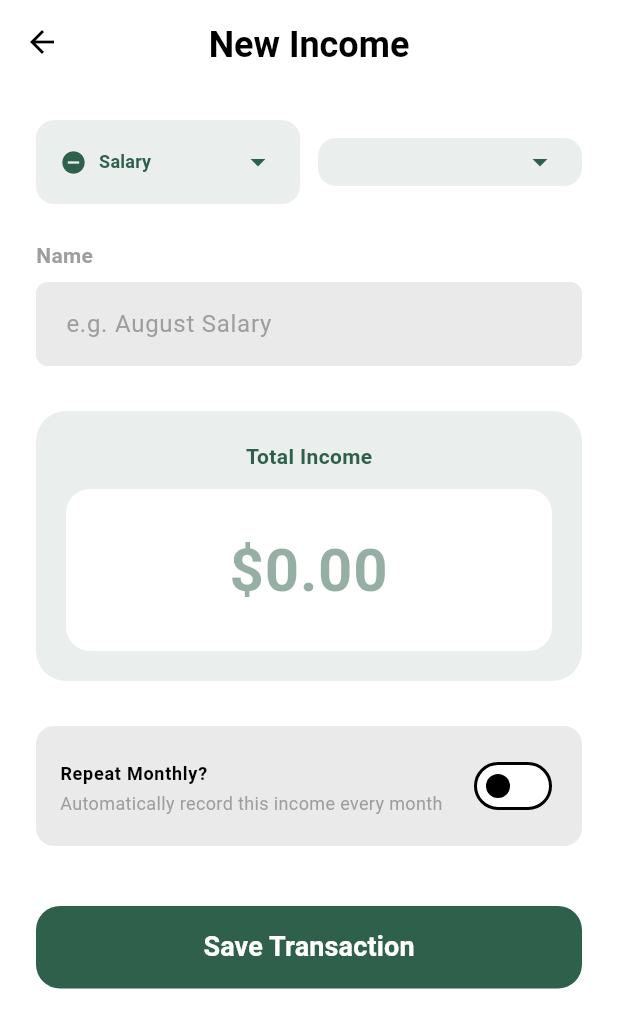
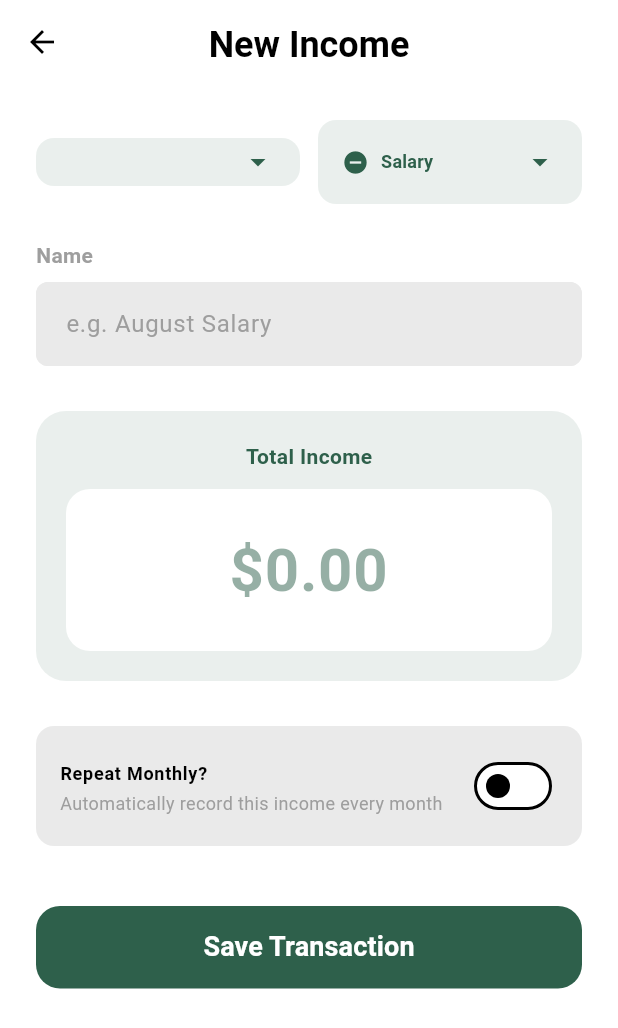
Before and after one commit to cshenglim0407/CAT-304, a Flutter app: the AddIncomePage screen opened directly with empty values, on a phone screen of 412 x 824 dp. Shown: the top 1028 px of the screen. Run offline on Flutter 3.47's test engine with Material 3 defaults, Android fonts, the phone set to English and light mode, and no system bars; our stand-ins replace file_picker, flutter_dotenv, google_sign_in, shared_preferences, supabase_flutter; accounts and stored records are empty.

Commit message:
refactor: swap order

```diff
--- a/mobile/lib/presentation/pages/expense_entry_ocr/add_income.dart
+++ b/mobile/lib/presentation/pages/expense_entry_ocr/add_income.dart
@@ -124,7 +124,61 @@ class _AddIncomePageState extends State<AddIncomePage> {
               children: [
                 Expanded(
                   child: Container(
-                    padding: const EdgeInsets.symmetric(horizontal: 16, vertical: 4),
+                    padding: const EdgeInsets.symmetric(
+                      horizontal: 16,
+                      vertical: 4,
+                    ),
+                    decoration: BoxDecoration(
+                      color: primaryColor.withValues(alpha: 0.1),
+                      borderRadius: BorderRadius.circular(12),
+                    ),
+                    child: DropdownButtonHideUnderline(
+                      child: DropdownButton<String>(
+                        value: _selectedAccount ?? widget.accountName,
+                        isExpanded: true,
+                        icon: Icon(Icons.arrow_drop_down, color: primaryColor),
+                        dropdownColor: AppColors.white,
+                        items: widget.availableAccounts
+                            .map(
+                              (acc) => DropdownMenuItem(
+                                value: acc,
+                                child: Row(
+                                  children: [
+                                    Icon(
+                                      getAccountTypeIcon(acc),
+                                      color: primaryColor,
+                                      size: 18,
+                                    ),
+                                    const SizedBox(width: 8),
+                                    Flexible(
+                                      child: Text(
+                                        acc,
+                                        style: AppTypography.bodySmall.copyWith(
+                                          color: primaryColor,
+                                          fontWeight: FontWeight.bold,
+                                          fontSize: 12,
+                                        ),
+                                        overflow: TextOverflow.ellipsis,
+                                      ),
+                                    ),
+                                  ],
+                                ),
+                              ),
+                            )
+                            .toList(),
+                        onChanged: (val) =>
+                            setState(() => _selectedAccount = val!),
+                      ),
+                    ),
+                  ),
+                ),
+                const SizedBox(width: 12),
+                Expanded(
+                  child: Container(
+                    padding: const EdgeInsets.symmetric(
+                      horizontal: 16,
+                      vertical: 4,
+                    ),
                     decoration: BoxDecoration(
                       color: primaryColor.withValues(alpha: 0.1),
                       borderRadius: BorderRadius.circular(12),
@@ -163,54 +217,8 @@ class _AddIncomePageState extends State<AddIncomePage> {
                               ),
                             )
                             .toList(),
-                        onChanged: (val) => setState(() => _selectedCategory = val!),
-                      ),
-                    ),
-                  ),
-                ),
-                const SizedBox(width: 12),
-                Expanded(
-                  child: Container(
-                    padding: const EdgeInsets.symmetric(horizontal: 16, vertical: 4),
-                    decoration: BoxDecoration(
-                      color: primaryColor.withValues(alpha: 0.1),
-                      borderRadius: BorderRadius.circular(12),
-                    ),
-                    child: DropdownButtonHideUnderline(
-                      child: DropdownButton<String>(
-                        value: _selectedAccount ?? widget.accountName,
-                        isExpanded: true,
-                        icon: Icon(Icons.arrow_drop_down, color: primaryColor),
-                        dropdownColor: AppColors.white,
-                        items: widget.availableAccounts
-                            .map(
-                              (acc) => DropdownMenuItem(
-                                value: acc,
-                                child: Row(
-                                  children: [
-                                    Icon(
-                                      getAccountTypeIcon(acc),
-                                      color: primaryColor,
-                                      size: 18,
-                                    ),
-                                    const SizedBox(width: 8),
-                                    Flexible(
-                                      child: Text(
-                                        acc,
-                                        style: AppTypography.bodySmall.copyWith(
-                                          color: primaryColor,
-                                          fontWeight: FontWeight.bold,
-                                          fontSize: 12,
-                                        ),
-                                        overflow: TextOverflow.ellipsis,
-                                      ),
-                                    ),
-                                  ],
-                                ),
-                              ),
-                            )
-                            .toList(),
-                        onChanged: (val) => setState(() => _selectedAccount = val!),
+                        onChanged: (val) =>
+                            setState(() => _selectedCategory = val!),
                       ),
                     ),
                   ),
```
Also changed, not shown: mobile/lib/presentation/pages/expense_entry_ocr/add_expense.dart (+63 -51 lines).
